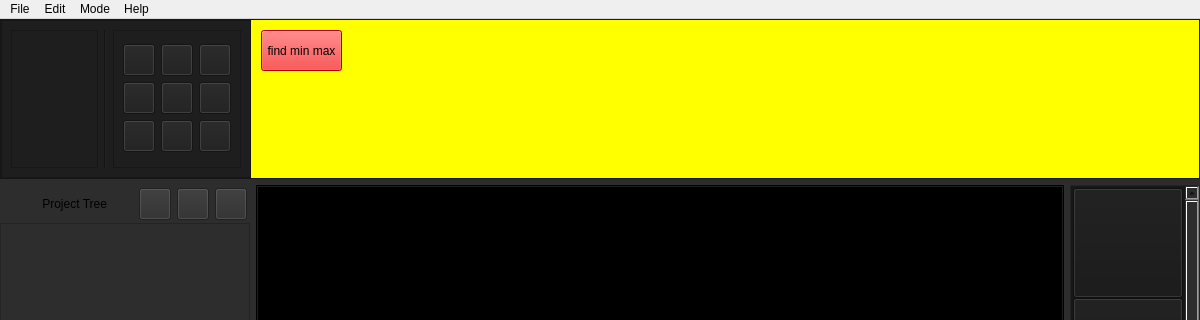
Before: the Qt Designer form form.ui in Meliani-Mehdi/Graphite_QT, drawn with Qt 5; both pictures show x 0 to 1200 and y 0 to 320 of the 1200 by 673 pixel window.
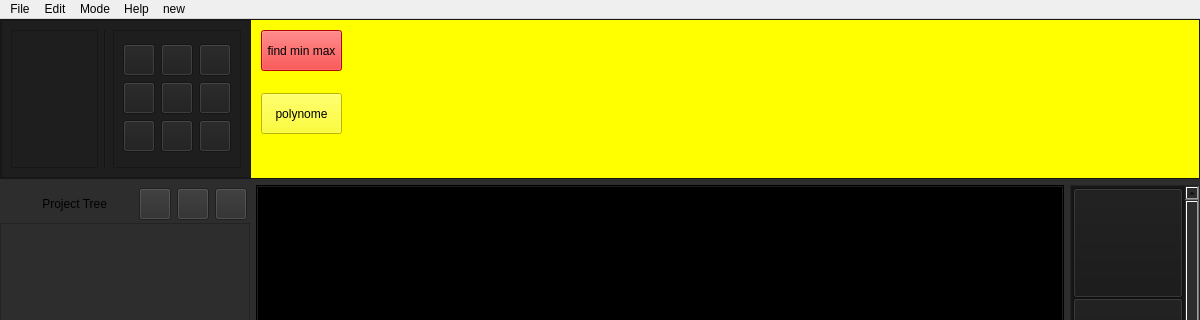
After: the same form once the commit is applied. The open tabs and pages were chosen to show the change. Icons and pictures are not drawn.

Commit message: check discord

```diff
--- a/form.ui
+++ b/form.ui
@@ -362,6 +362,19 @@
               <string>find min max</string>
              </property>
             </widget>
+            <widget class="QPushButton" name="Polynome">
+             <property name="geometry">
+              <rect>
+               <x>10</x>
+               <y>73</y>
+               <width>81</width>
+               <height>41</height>
+              </rect>
+             </property>
+             <property name="text">
+              <string>polynome</string>
+             </property>
+            </widget>
            </widget>
           </widget>
          </item>
@@ -979,7 +992,7 @@
      <x>0</x>
      <y>0</y>
      <width>1200</width>
-     <height>31</height>
+     <height>22</height>
     </rect>
    </property>
    <widget class="QMenu" name="menuFile">
@@ -1022,10 +1035,18 @@
     <addaction name="MathMode"/>
     <addaction name="menuBiology"/>
    </widget>
+   <widget class="QMenu" name="menunew">
+    <property name="title">
+     <string>new</string>
+    </property>
+    <addaction name="actionWorksheet"/>
+    <addaction name="actionExel"/>
+   </widget>
    <addaction name="menuFile"/>
    <addaction name="menuEdit"/>
    <addaction name="menuMode"/>
    <addaction name="menuHelp"/>
+   <addaction name="menunew"/>
   </widget>
   <action name="new_file">
    <property name="text">
```
Left out of the diff: 17 changed lines with no effect on the pictures. The commit also changes 1 other file.
